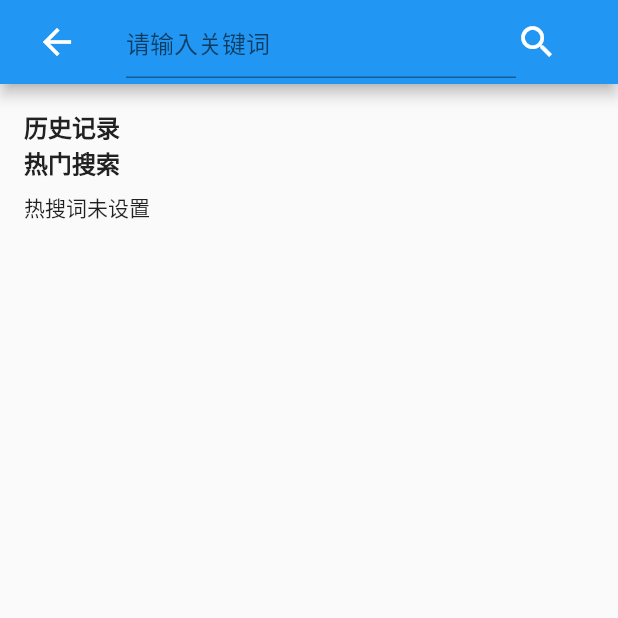
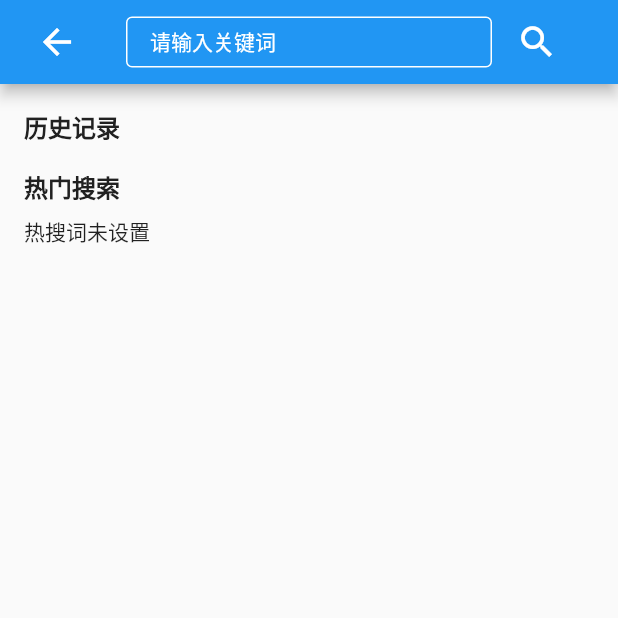
Before and after one commit to rocky123shine/flutter_wan_android, a Flutter app: the screen it shows after launch, after a tap on the "search" icon, on a phone screen of 412 x 824 dp, the top half of it. Run offline on Flutter 3.47's test engine with Material 2 defaults, Android fonts, the phone set to English and light mode, and no system bars; our stand-ins replace cookie_jar, date_format, dio, dio_cookie_manager, flutter_easyrefresh, flutter_swiper and 6 more; missing offline and left inert: dart:ffi, flutter_html_rich_text, flutter_tag_layout, flutter_webview_plugin; accounts and stored records are empty; network calls fail.

```diff
--- /dev/null
+++ b/lib/common/common_var.dart
@@ -0,0 +1,3 @@
+class CommonVar{
+  static const String SEARCH_GISTORY = "search_history";
+}
--- a/lib/pages/search_page.dart
+++ b/lib/pages/search_page.dart
@@ -7,12 +7,14 @@ import 'package:flutter_easyrefresh/easy_refresh.dart';
 import 'package:flutter_html_rich_text/flutter_html_rich_text.dart';
 import 'package:flutter_tag_layout/flutter_tag_layout.dart';
 import 'package:flutter_wan_android/common/api.dart';
+import 'package:flutter_wan_android/common/common_var.dart';
 import 'package:flutter_wan_android/entity/article_entity.dart';
 import 'package:flutter_wan_android/entity/hot_search_entity.dart';
 import 'package:flutter_wan_android/entity/search_entity.dart';
 import 'package:flutter_wan_android/http/http_utils.dart';
 import 'package:flutter_wan_android/pages/web.dart';
 import 'package:flutter_wan_android/res/colors.dart';
+import 'package:flutter_wan_android/utils/sp_utitl.dart';
 
 class SearchPage extends StatefulWidget {
   String? keyWords = "";
@@ -30,6 +32,7 @@ class SearchPageState extends State<SearchPage> {
   List<ArticleDataData> datas = [];
   List<HotSearchData> hotSearchDatas = [];
   late TextEditingController _searchController;
+  List<String> history = [];
 
   @override
   void initState() {
@@ -37,6 +40,10 @@ class SearchPageState extends State<SearchPage> {
     editWidgetNull = (widget.keyWords == "keyWords");
     refreshController = EasyRefreshController();
     _searchController = TextEditingController();
+    _searchController.addListener(() {
+      _searchController.selection = TextSelection.fromPosition(
+          TextPosition(offset: _searchController.text.length));
+    });
     _getHttp();
   }
 
@@ -77,29 +84,100 @@ class SearchPageState extends State<SearchPage> {
       return Padding(
         padding: const EdgeInsets.only(left: 16, right: 16),
         child: Row(
-          //mainAxisSize: MainAxisSize.max,
-          //crossAxisAlignment: CrossAxisAlignment.stretch,
           textDirection: TextDirection.rtl,
           children: [
             InkWell(
-              onTap: () {},
+              onTap: () {
+                if (!history.contains(_searchController.text)) {
+                  while (history.length >= 10) {
+                    history.removeLast();
+                  }
+                  history.insert(0, _searchController.text);
+                }
+                Navigator.push(
+                  context,
+                  MaterialPageRoute(
+                    builder: (context) => SearchPage(
+                      keyWords: _searchController.text,
+                    ),
+                  ),
+                );
+              },
               child: const Icon(
                 Icons.search,
                 size: 28,
               ),
             ),
             SizedBox(
-             width: 260,
-             child:  TextField(
-               decoration: const InputDecoration(hintText: "请输入关键词"),
+              width: MediaQuery.of(context).size.width - 152,
+              height: 34,
+              child: Padding(
+                padding: const EdgeInsets.only(right: 16),
+                child: TextField(
+                  textAlignVertical: TextAlignVertical.center,
+                  // 对其 微调TextStyle的height 和 contentPadding
+                  style: const TextStyle(
+                      height: 1.4, fontSize: 14, color: YColors.color_fff),
+                  decoration: InputDecoration(
+                    hintStyle: const TextStyle(color: YColors.color_fff),
+                    counterText: "",
+                    //contentPadding: const EdgeInsets.symmetric(vertical: 0,horizontal: 16),
+                    contentPadding:
+                        const EdgeInsets.symmetric(vertical: 0, horizontal: 16),
+                    fillColor: YColors.color_fff,
+                    hintText: "请输入关键词",
+                    //suffixIcon: Icon(Icons.close),
+                    border:
+                        const OutlineInputBorder(borderSide: BorderSide.none),
+                    focusedBorder: const OutlineInputBorder(
+                      borderSide: BorderSide(color: YColors.color_fff),
+                    ),
+                    disabledBorder: const OutlineInputBorder(
+                      borderSide: BorderSide(color: YColors.color_fff),
+                    ),
+                    enabledBorder: const OutlineInputBorder(
+                      borderSide: BorderSide(color: YColors.color_fff),
+                    ),
+                    suffix: InkWell(
+                      child: const Icon(
+                        Icons.close,
+                        size: 14,
+                        color: YColors.color_fff,
+                      ),
+                      onTap: () {
+                        FocusScope.of(context).requestFocus(FocusNode());
+                        _searchController.clear();
+                      },
+                    ),
+                  ),
+                  cursorColor: YColors.color_fff,
+                  cursorWidth: 2,
                   // 绑定控制器
                   controller: _searchController,
+                  textInputAction: TextInputAction.search,
                   // 输入改变以后的事件
                   onChanged: (value) {
                     setState(() {
                       _searchController.text = value;
                     });
                   },
+                  onSubmitted: (v) {
+                    if (!history.contains(v)) {
+                      while (history.length >= 10) {
+                        history.removeLast();
+                      }
+                      history.insert(0, v);
+                    }
+                    Navigator.push(
+                      context,
+                      MaterialPageRoute(
+                        builder: (context) => SearchPage(
+                          keyWords: v,
+                        ),
+                      ),
+                    );
+                  },
+                ),
               ),
             ),
           ],
@@ -158,6 +236,30 @@ class SearchPageState extends State<SearchPage> {
                     fontSize: 16),
               ),
             ],
+          ),
+          SizedBox(
+            width: MediaQuery.of(context).size.width - 32,
+            child: Padding(
+              padding:
+                  const EdgeInsets.only(left: 0, right: 0, top: 8, bottom: 8),
+              child: Wrap(
+                children: history
+                    .map((e) => InkWell(
+                          onTap: () {
+                            Navigator.push(
+                                context,
+                                MaterialPageRoute(
+                                    builder: (context) => SearchPage(
+                                          keyWords: e,
+                                        )));
+                          },
+                          child: TextTagWidget(
+                            e,
+                          ),
+                        ))
+                    .toList(),
+              ),
+            ),
           ),
           Row(
             children: const [
@@ -260,8 +362,11 @@ class SearchPageState extends State<SearchPage> {
       var res = await HttpUtils.instance.get(Api.GET_HOT_SEARCH);
       var map = json.decode(res.toString());
       var entity = HotSearchEntity.fromJson(map);
+      var historyList =
+          await SpUtils.instance.getStringList(CommonVar.SEARCH_GISTORY);
       setState(() {
         hotSearchDatas = entity.data ?? [];
+        history = historyList;
       });
     } else {
       //查询数据
@@ -277,4 +382,11 @@ class SearchPageState extends State<SearchPage> {
       });
     }
   }
+
+  @override
+  void deactivate() {
+    SpUtils.instance.putStringList(CommonVar.SEARCH_GISTORY, history);
+
+    super.deactivate();
   }
+}
--- a/pubspec.yaml
+++ b/pubspec.yaml
@@ -55,6 +55,10 @@ dependencies:
   shared_preferences: ^0.5.0
   #添加Sqflite依赖
   sqflite: ^1.0.0
+  image_picker: ^0.8.4+4
+  #image_crop: ^0.2.1
+  permission_handler: any
+
 
 
 dev_dependencies:
```
Also changed, not shown: lib/pages/mine_page.dart (+9 -1 lines), lib/pages/person_info_page.dart (added, +335 -0 lines), lib/utils/sp_utitl.dart (+19 -7 lines), pubspec.lock, 3 other files. Lines whose indentation alone changed are shown as unchanged.
